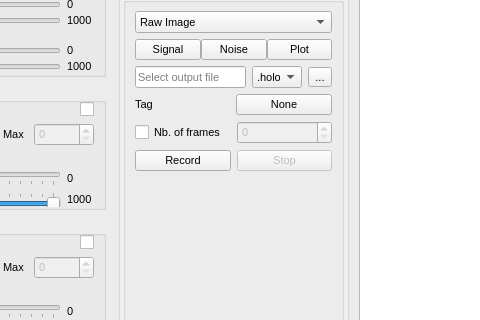
Above: Ui/assets/ui/mainwindow.ui from DigitalHolography/Holovibes before the change; both pictures show x 635 to 1115 and y 250 to 570 of the 1291 by 815 pixel window. Below: the same form after it.
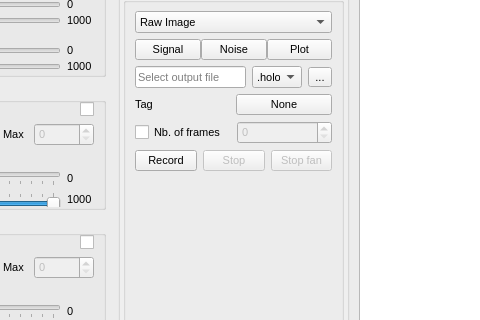
That is the form after the change. Custom widgets are drawn as their Qt base class.

Diff of the .ui file:
```diff
--- a/Ui/assets/ui/mainwindow.ui
+++ b/Ui/assets/ui/mainwindow.ui
@@ -3068,6 +3068,22 @@
                    </property>
                   </widget>
                  </item>
+                 <item>
+                  <widget class="QPushButton" name="ExportStopFanButton">
+                   <property name="enabled">
+                    <bool>false</bool>
+                   </property>
+                   <property name="toolTip">
+                    <string>Stop the fan for 10 second</string>
+                   </property>
+                   <property name="text">
+                    <string>Stop fan</string>
+                   </property>
+                   <property name="shortcut">
+                    <string>Ctrl+Z</string>
+                   </property>
+                  </widget>
+                 </item>
                 </layout>
                </item>
               </layout>
```
Left out of the diff: 18 changed lines with no effect on the pictures.
